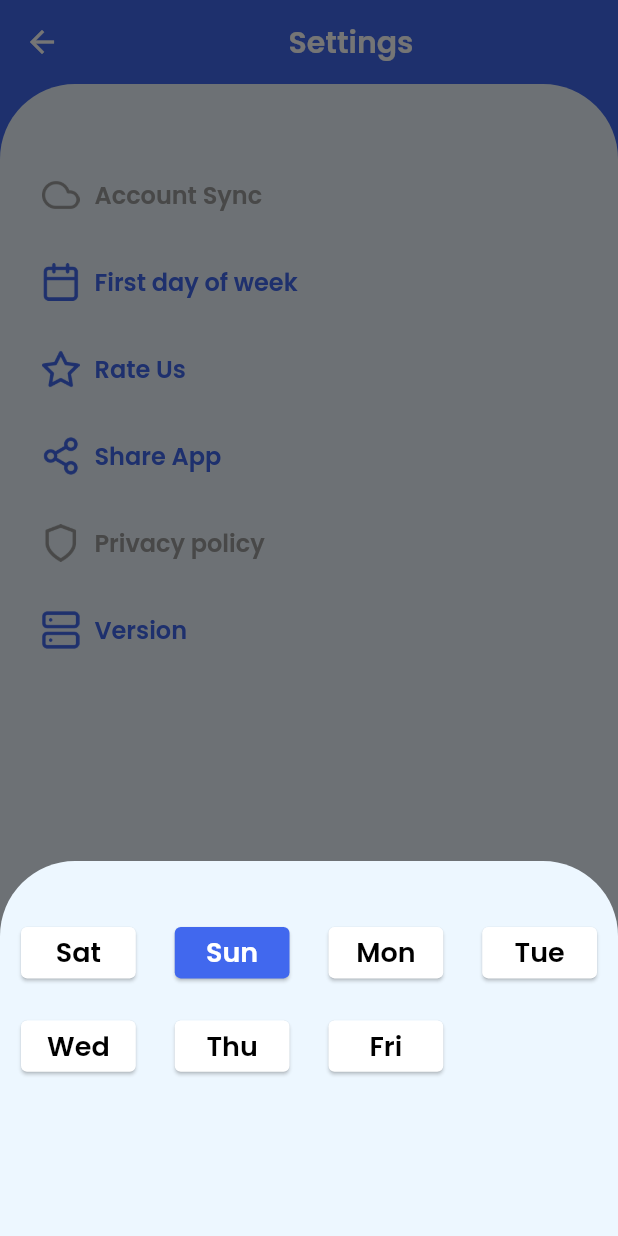
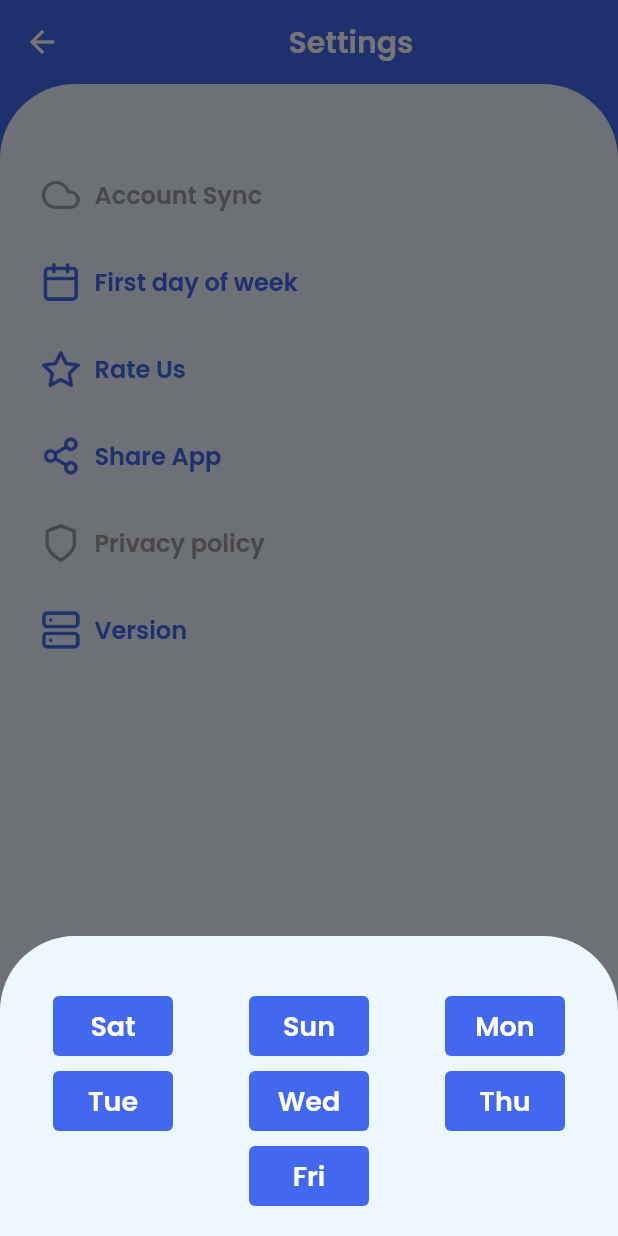
Before and after one commit to mohammadalihera/Medicine_Reminder, a Flutter app: the SettingsPage screen opened directly, after a tap on "First day of week", on a phone screen of 412 x 824 dp. Run offline on Flutter 3.47's test engine with Material 2 defaults, Android fonts, the light colour scheme and no system bars; our stand-ins replace animated_splash_screen, awesome_notifications, country_code_picker, double_back_to_close, firebase_auth, firebase_core and 11 more; missing offline and left inert: social_share; accounts and stored records are empty; project files that could hold a hidden picture were left out.

Commit message:
modify the first day of week option

```diff
--- a/lib/view/pages/setting_page.dart
+++ b/lib/view/pages/setting_page.dart
@@ -3,6 +3,7 @@ import 'dart:io';
 
 import 'package:Vitel/main.dart';
 import 'package:Vitel/model/medicine_model.dart';
+import 'package:Vitel/view/widgets/settings/first_day_of_week.dart';
 import 'package:flutter/material.dart';
 import 'package:flutter/services.dart';
 import 'package:get/get.dart';
@@ -353,8 +354,6 @@ class _SettingsPageState extends State<SettingsPage> {
   }
 
   void _showDialog() {
-    // flutter defined function
-    List<String> days = ['Sat', 'Sun', 'Mon', 'Tue', 'Wed', 'Thu', 'Fri'];
     CacheService.instance.initFirstDayHive();
 
     String firstDay =
@@ -367,74 +366,11 @@ class _SettingsPageState extends State<SettingsPage> {
         return GetBuilder<GetMedicineController>(
           init: GetMedicineController(),
           builder: (getvitalController) {
-              return Container(
-                decoration: BoxDecoration(
-                  borderRadius: new BorderRadius.only(
-                      topRight: Radius.circular(50.0),
-                      topLeft: Radius.circular(50.0)),
-                  color: Color(0xffEDF7FF),
-                ),
-                height: 250,
-                width: MediaQuery.of(context).size.width,
-                child: Container(
-                  margin: EdgeInsets.only(top: 40, left: 10, right: 10),
-                  child: Center(
-                    child: GridView.builder(
-                      gridDelegate:
-                          const SliverGridDelegateWithMaxCrossAxisExtent(
-                              maxCrossAxisExtent: 100,
-                              childAspectRatio: 20 / 10,
-                              crossAxisSpacing: 18,
-                              mainAxisSpacing: 20),
-                      itemCount: days.length,
-                      itemBuilder: (context, index) {
-                        return InkWell(
-                          onTap: () {
-                            Get.find<GetMedicineController>()
-                                .changeFristDayOfWeek(days[index]);
-                            Navigator.pop(context);
+            return FirstDayOfWeek();
           },
-                          child: Container(
-                            decoration: BoxDecoration(
-                              borderRadius: new BorderRadius.all(
-                                const Radius.circular(5.0),
-                              ),
-                              /* color: getvitalController.firstDayOfWeek ==
-                                      days[index]
-                                  ? kPrimaryColor
-                                  : Colors.white, */
-                            ),
-                            height: 10,
-                            width: 50,
-                            child: Card(
-                              color: getvitalController.firstDayOfWeek ==
-                                      days[index]
-                                  ? kPrimaryColor
-                                  : Colors.white,
-                              child: Center(
-                                child: Text(
-                                  days[index],
-                                  style: TextStyle(
-                                      fontSize: 18,
-                                      fontWeight: FontWeight.w600,
-                                      color:
-                                          getvitalController.firstDayOfWeek ==
-                                                  days[index]
-                                              ? Colors.white
-                                              : Colors.black),
-                                ),
-                              ),
-                            ),
-                          ),
-                        );
-                      },
-                    ),
-                  ),
-                ),
         );
       },
     );
-        });
   }
 
   void _showBottomDialog() {
@@ -453,13 +389,13 @@ class _SettingsPageState extends State<SettingsPage> {
                   ),
                   color: Color(0xffEDF7FF), /* Color(0xffEDF7FF), */
                 ),
-                height: 230,
+                height: 120,
                 width: MediaQuery.of(context).size.width,
                 child: Container(
                   margin: EdgeInsets.only(top: 20, left: 10, right: 10),
                   child: Center(
                       child: Column(
-                    mainAxisAlignment: MainAxisAlignment.spaceAround,
+                    mainAxisAlignment: MainAxisAlignment.center,
                     children: [
                       Row(
                         mainAxisAlignment: MainAxisAlignment.spaceEvenly,
@@ -548,12 +484,6 @@ class _SettingsPageState extends State<SettingsPage> {
                               )),
                             ),
                           ),
-                        ],
-                      ),
-                      //SizedBox(height: 10),
-                      Row(
-                        mainAxisAlignment: MainAxisAlignment.spaceEvenly,
-                        children: [
                           InkWell(
                             onTap: () async {
                               File file = await getImageFileFromAssets(
@@ -665,9 +595,7 @@ class _SettingsPageState extends State<SettingsPage> {
                           ),
                         ],
                       ),
-                      SizedBox(
-                        height: 10,
-                      ),
+                      //SizedBox(height: 10),
                     ],
                   )),
                 ),
--- /dev/null
+++ b/lib/view/widgets/settings/first_day_of_week.dart
@@ -0,0 +1,216 @@
+import 'package:Vitel/controller/get_medicine/get_medicine.dart';
+import 'package:Vitel/main.dart';
+import 'package:flutter/material.dart';
+import 'package:get/get.dart';
+
+class FirstDayOfWeek extends StatefulWidget {
+  @override
+  State<FirstDayOfWeek> createState() => _FirstDayOfWeekState();
+}
+
+class _FirstDayOfWeekState extends State<FirstDayOfWeek> {
+  @override
+  Widget build(BuildContext context) {
+    return Container(
+      decoration: BoxDecoration(
+        borderRadius: new BorderRadius.only(
+            topRight: Radius.circular(50.0), topLeft: Radius.circular(50.0)),
+        color: Color(0xffEDF7FF),
+      ),
+      height: 200,
+      width: MediaQuery.of(context).size.width,
+      child: Container(
+        margin: EdgeInsets.only(top: 40, left: 10, right: 10),
+        child: Center(
+            child: Column(
+          children: [
+            Row(
+              mainAxisAlignment: MainAxisAlignment.spaceAround,
+              children: [
+                InkWell(
+                  onTap: () {
+                    Get.find<GetMedicineController>()
+                        .changeFristDayOfWeek('Sat');
+                    Navigator.pop(context);
+                  },
+                  child: Container(
+                    height: 40,
+                    width: 80,
+                    decoration: BoxDecoration(
+                        borderRadius: BorderRadius.all(
+                          Radius.circular(4),
+                        ),
+                        color: kPrimaryColor),
+                    child: Center(
+                      child: Text(
+                        'Sat',
+                        style: TextStyle(
+                            color: Colors.white,
+                            fontSize: 18,
+                            fontWeight: FontWeight.w600),
+                      ),
+                    ),
+                  ),
+                ),
+                InkWell(
+                  onTap: () {
+                    Get.find<GetMedicineController>()
+                        .changeFristDayOfWeek('Sun');
+                    Navigator.pop(context);
+                  },
+                  child: Container(
+                    height: 40,
+                    width: 80,
+                    decoration: BoxDecoration(
+                        borderRadius: BorderRadius.all(
+                          Radius.circular(4),
+                        ),
+                        color: kPrimaryColor),
+                    child: Center(
+                        child: Text('Sun',
+                            style: TextStyle(
+                                color: Colors.white,
+                                fontSize: 18,
+                                fontWeight: FontWeight.w600))),
+                  ),
+                ),
+                InkWell(
+                  onTap: () {
+                    Get.find<GetMedicineController>().changeFristDayOfWeek(
+                      'Mon',
+                    );
+                    Navigator.pop(context);
+                  },
+                  child: Container(
+                    height: 40,
+                    width: 80,
+                    decoration: BoxDecoration(
+                        borderRadius: BorderRadius.all(
+                          Radius.circular(4),
+                        ),
+                        color: kPrimaryColor),
+                    child: Center(
+                        child: Text('Mon',
+                            style: TextStyle(
+                                color: Colors.white,
+                                fontSize: 18,
+                                fontWeight: FontWeight.w600))),
+                  ),
+                ),
+              ],
+            ),
+            SizedBox(
+              height: 10,
+            ),
+            Row(
+              mainAxisAlignment: MainAxisAlignment.spaceAround,
+              children: [
+                InkWell(
+                  onTap: () {
+                    Get.find<GetMedicineController>()
+                        .changeFristDayOfWeek('Tue');
+                    Navigator.pop(context);
+                  },
+                  child: Container(
+                    height: 40,
+                    width: 80,
+                    decoration: BoxDecoration(
+                        borderRadius: BorderRadius.all(
+                          Radius.circular(4),
+                        ),
+                        color: kPrimaryColor),
+                    child: Center(
+                      child: Text(
+                        'Tue',
+                        style: TextStyle(
+                            color: Colors.white,
+                            fontSize: 18,
+                            fontWeight: FontWeight.w600),
+                      ),
+                    ),
+                  ),
+                ),
+                InkWell(
+                  onTap: () {
+                    Get.find<GetMedicineController>()
+                        .changeFristDayOfWeek('Wed');
+                    Navigator.pop(context);
+                  },
+                  child: Container(
+                    height: 40,
+                    width: 80,
+                    decoration: BoxDecoration(
+                        borderRadius: BorderRadius.all(
+                          Radius.circular(4),
+                        ),
+                        color: kPrimaryColor),
+                    child: Center(
+                        child: Text('Wed',
+                            style: TextStyle(
+                                color: Colors.white,
+                                fontSize: 18,
+                                fontWeight: FontWeight.w600))),
+                  ),
+                ),
+                InkWell(
+                  onTap: () {
+                    Get.find<GetMedicineController>().changeFristDayOfWeek(
+                      'Thu',
+                    );
+                    Navigator.pop(context);
+                  },
+                  child: Container(
+                    height: 40,
+                    width: 80,
+                    decoration: BoxDecoration(
+                        borderRadius: BorderRadius.all(
+                          Radius.circular(4),
+                        ),
+                        color: kPrimaryColor),
+                    child: Center(
+                        child: Text('Thu',
+                            style: TextStyle(
+                                color: Colors.white,
+                                fontSize: 18,
+                                fontWeight: FontWeight.w600))),
+                  ),
+                ),
+              ],
+            ),
+            SizedBox(
+              height: 10,
+            ),
+            Row(
+              mainAxisAlignment: MainAxisAlignment.center,
+              children: [
+                InkWell(
+                  onTap: () {
+                    Get.find<GetMedicineController>().changeFristDayOfWeek(
+                      'Fri',
+                    );
+                    Navigator.pop(context);
+                  },
+                  child: Container(
+                    height: 40,
+                    width: 80,
+                    decoration: BoxDecoration(
+                        borderRadius: BorderRadius.all(
+                          Radius.circular(4),
+                        ),
+                        color: kPrimaryColor),
+                    child: Center(
+                        child: Text('Fri',
+                            style: TextStyle(
+                                color: Colors.white,
+                                fontSize: 18,
+                                fontWeight: FontWeight.w600))),
+                  ),
+                ),
+              ],
+            )
+          ],
+        )),
+      ),
+    );
+  }
+}
```
Lines whose indentation alone changed are shown as unchanged.
